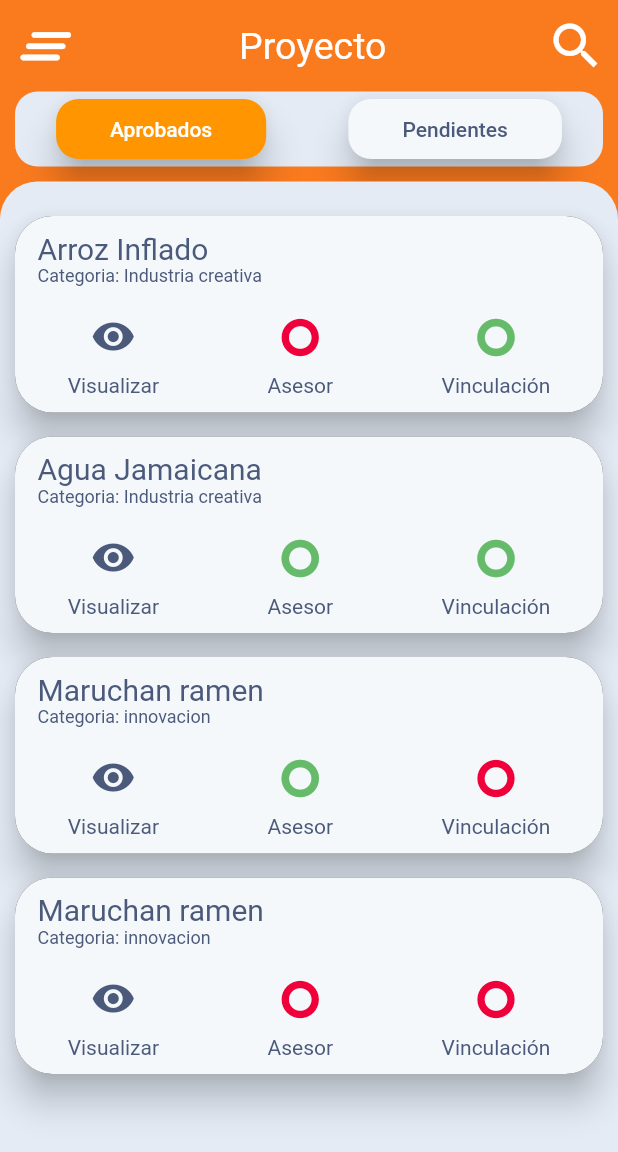
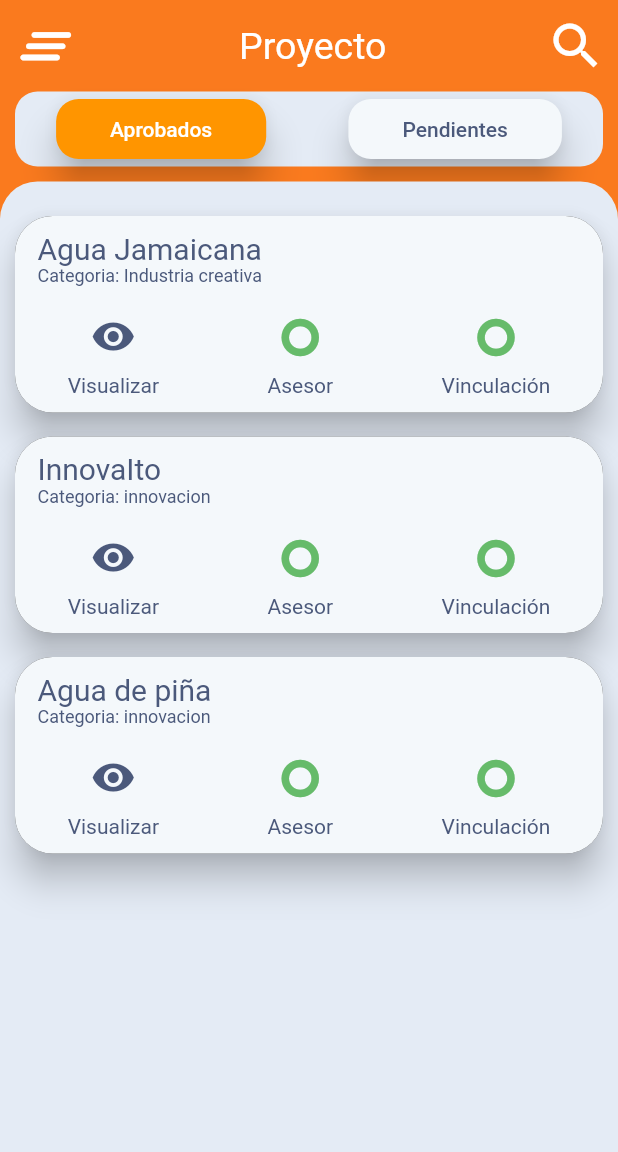
Before and after one commit to NueveSeis/innovaITO_regional, a Flutter app: the ProyectosPendientesScreen screen opened by its route, after a tap on "Aprobados", on a phone screen of 412 x 824 dp. Shown: the top 1152 px of the screen. Run offline on Flutter 3.47's test engine with Material 2 defaults, Android fonts, the light colour scheme and no system bars.

Commit message:
filtrado de proyectos dependiendo del btn

```diff
--- a/lib/main.dart
+++ b/lib/main.dart
@@ -27,6 +27,7 @@
         'acceso': (_) => const AccesoScreen(),
         'menu_lateral': (_) => const MenuLateral(),
         'proyectos': (_) => const ProyectosPendientesScreen(),
+        'registro_usuario': (_) => const RegistroUsuarioScreen(),
       },
     );
   }
--- a/lib/models/modelo_menu.dart
+++ b/lib/models/modelo_menu.dart
@@ -12,7 +12,7 @@
   ModeloMenu(
       titulo: "Registro de usuario",
       icono: Icons.group_add_rounded,
-      pantalla: 'detalles'),
+      pantalla: 'registro_usuario'),
   ModeloMenu(
       titulo: "Registro de horario",
       icono: Icons.calendar_month_rounded,
--- a/lib/models/proyecto_modelo.dart
+++ b/lib/models/proyecto_modelo.dart
@@ -34,4 +34,14 @@
       categoria: "innovacion",
       asesorCheck: false,
       vinculacionCheck: false),
+  ProyectoModelo(
+      titulo: "InnovaIto",
+      categoria: "innovacion",
+      asesorCheck: true,
+      vinculacionCheck: true),
+  ProyectoModelo(
+      titulo: "Agua de piña",
+      categoria: "innovacion",
+      asesorCheck: true,
+      vinculacionCheck: true),
 ];
--- a/lib/screens/proyectos_pendientes_screen.dart
+++ b/lib/screens/proyectos_pendientes_screen.dart
@@ -14,7 +14,7 @@
 }
 
 class _ProyectosPendientesScreenState extends State<ProyectosPendientesScreen> {
-  bool pendiente = false;
+  bool pendiente = true;
   bool aprobados = false;
 
   @override
@@ -154,16 +154,18 @@
                     child: Column(
                       children: [
                         SizedBox(height: 15),
-                        ...itemsProyecto.map(
-                          (proyecto) => (pendiente)
-                              ? AceptarProVinculacion(proyecto: proyecto)
-                              : ProyectoAceptado(
-                                  proyecto: proyecto,
-                                ),
-                        ),
-
-                        //ProyectoAceptado(proyecto: ),
-                        //AceptarProVinculacion()
+                        if (aprobados)
+                          ...itemsProyecto
+                              .map((proyecto) => (proyecto.vinculacionCheck)
+                                  ? (proyecto.asesorCheck)
+                                      ? ProyectoAceptado(proyecto: proyecto)
+                                      : SizedBox()
+                                  : SizedBox()),
+                        if (pendiente)
+                          ...itemsProyecto.map((proyecto) =>
+                              (proyecto.vinculacionCheck == false)
+                                  ? AceptarProVinculacion(proyecto: proyecto)
+                                  : SizedBox()),
                       ],
                     ),
                   ),
--- /dev/null
+++ b/lib/screens/registro_usuario_screen.dart
@@ -0,0 +1,14 @@
+import 'package:flutter/material.dart';
+
+class RegistroUsuarioScreen extends StatelessWidget {
+  const RegistroUsuarioScreen({super.key});
+
+  @override
+  Widget build(BuildContext context) {
+    return Scaffold(
+      body: Center(
+        child: Text('Hola jose'),
+      ),
+    );
+  }
+}
--- a/lib/screens/screens.dart
+++ b/lib/screens/screens.dart
@@ -3,3 +3,4 @@
 export 'package:innova_ito/screens/inicio_screen.dart';
 export 'package:innova_ito/screens/proyectos_pendientes_screen.dart';
 export 'package:innova_ito/screens/menu_lateral_screen.dart';
+export 'package:innova_ito/screens/registro_usuario_screen.dart';
```
